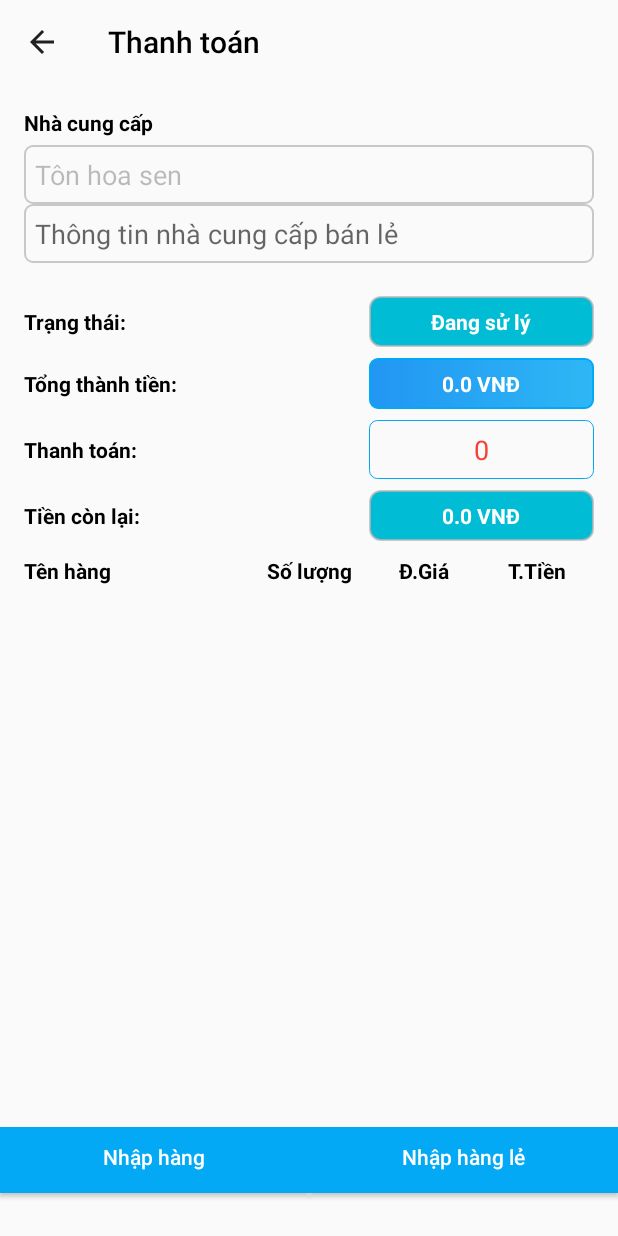
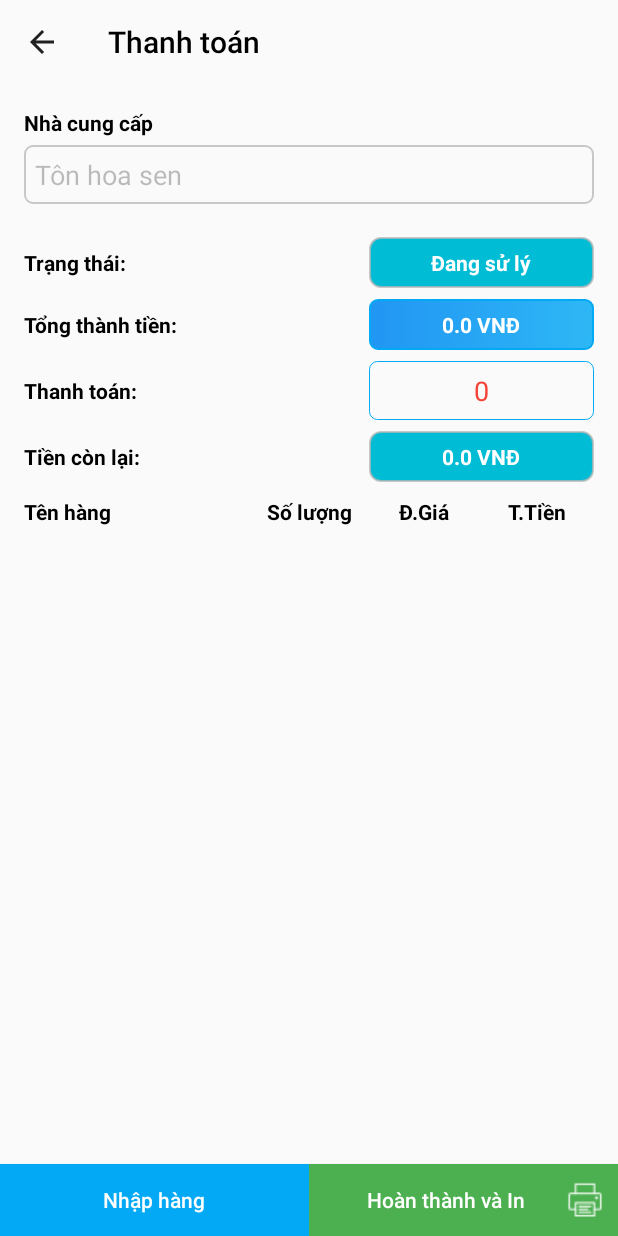
Before and after one commit to DaTaThanhHien/DaTaThanhHien, an Android app: the Seo_ThanhToanNhapHang screen opened directly, with no data from a screen before it, on a phone screen of 412 x 824 dp. Run offline under Robolectric (Android 15) with nearby library versions, the phone set to English and light mode, and no system bars; our stand-ins replace Shimmer, Volley; libraries missing offline, so code that uses them is left out: cn.pedant, com.sdsmdg.tastytoast; 2 statements that could not run were skipped.

Commit message:
fix lỗi số lượng lẻ

```diff
--- a/ThanhHien/app/src/main/res/layout/seo__thanhtoannhaphang.xml
+++ b/ThanhHien/app/src/main/res/layout/seo__thanhtoannhaphang.xml
@@ -52,6 +52,7 @@
 
                 </EditText>
                 <EditText
+                    android:visibility="gone"
                     android:id="@+id/edit_ThongTinNCCLe"
                     android:hint="Thông tin nhà cung cấp bán lẻ"
                     android:padding="7dp"
@@ -298,7 +299,7 @@
         </LinearLayout>
         <LinearLayout
             android:id="@+id/llChuaBTN"
-            android:gravity="bottom"
+            android:layout_gravity="bottom"
             android:layout_weight="1"
             android:layout_marginTop="10dp"
             android:weightSum="10"
@@ -306,6 +307,7 @@
             android:layout_width="match_parent"
             android:layout_height="0dp">
             <Button
+                android:layout_gravity="bottom"
                 android:layout_weight="5"
                 android:id="@+id/btnNhapHang"
                 android:textColor="#FFFFFF"
@@ -316,6 +318,8 @@
                 android:layout_height="wrap_content">
             </Button>
             <Button
+                android:visibility="gone"
+                android:layout_gravity="bottom"
                 android:layout_weight="5"
                 android:id="@+id/btnNhapHangLe"
                 android:textColor="#FFFFFF"
@@ -326,6 +330,7 @@
                 android:layout_height="wrap_content">
             </Button>
             <Button
+                android:layout_gravity="bottom"
                 android:padding="10dp"
                 android:drawableRight="@drawable/imgprint"
                 android:layout_weight="5"
```
